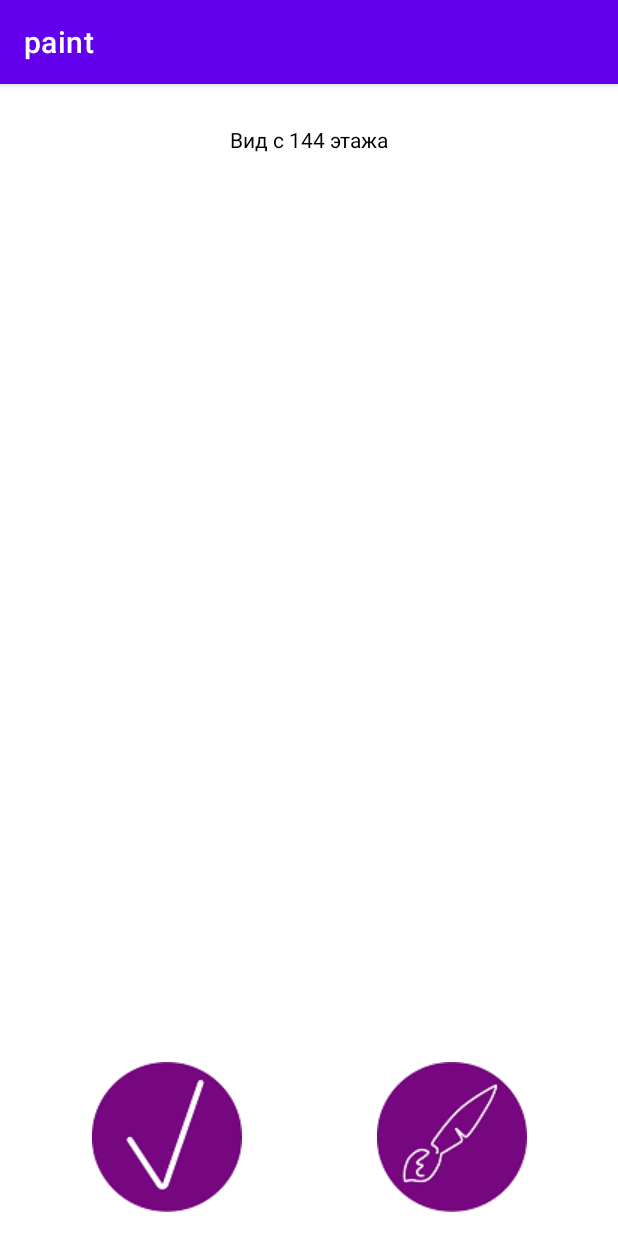
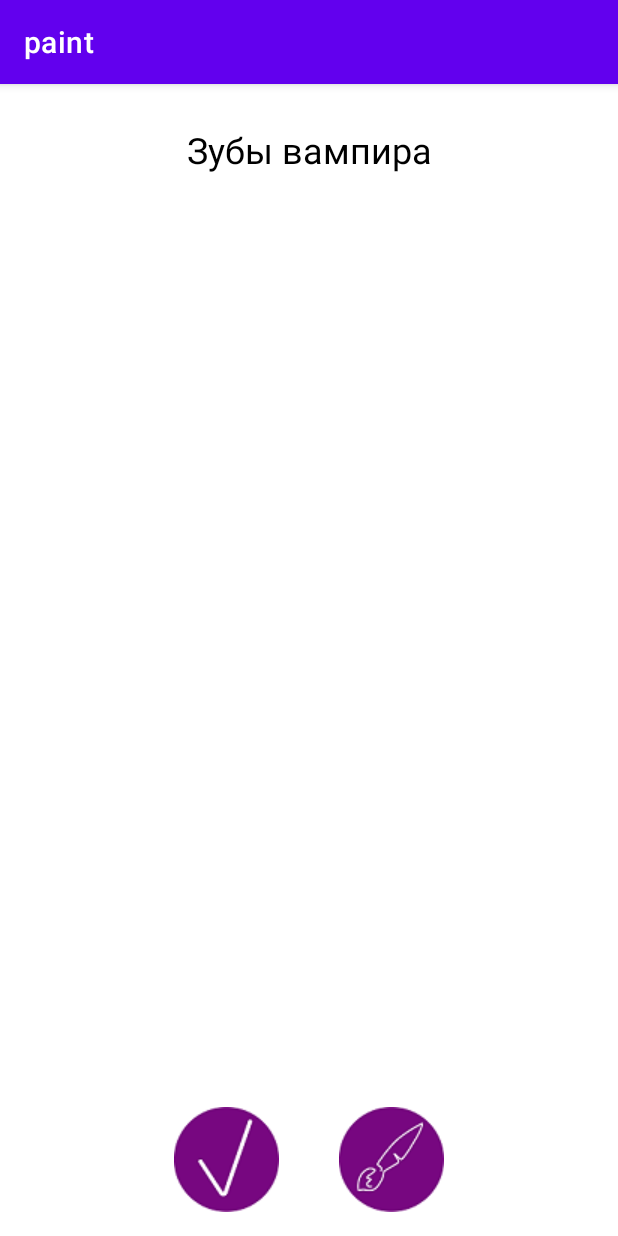
Before and after one commit to vnovokre/paint, an Android app: the screen it shows after launch (MainActivity), after a tap on "Вид с 144 этажа", on a phone screen of 412 x 824 dp. Run offline under Robolectric (Android 15) with nearby library versions, the phone set to English and light mode, and no system bars; libraries missing offline, so code that uses them is left out: petrov.kristiyan.colorpicker; 1 other tap on this screen came first.

Commit message:
size of buttons was changed. random choice of task changed to step by step choice

```diff
--- a/app/build.gradle
+++ b/app/build.gradle
@@ -42,5 +42,6 @@ dependencies {
     //implementation group: 'com.pes.materialcolorpicker', name: 'library', version: '1.2.2'
     //implementation 'petrov.kristiyan:colorpicker-library:1.1.10'
     implementation files('C:\\Users\\vnovokre\\Downloads\\colorpicker-library-1.1.10.aar')
+    implementation files('C:\\Users\\vnovokre\\Downloads\\colorpicker-library-1.1.10.aar')
 
 }
--- a/app/src/main/java/com/example/paint/MainActivity.java
+++ b/app/src/main/java/com/example/paint/MainActivity.java
@@ -4,9 +4,7 @@ import android.graphics.Bitmap;
 import android.os.Bundle;
 import android.os.Environment;
 import android.view.View;
-import android.widget.Button;
 import android.widget.ImageButton;
-import android.widget.ImageView;
 import android.widget.SeekBar;
 import android.widget.TextView;
 
@@ -14,7 +12,6 @@ import androidx.appcompat.app.AppCompatActivity;
 
 import java.util.ArrayList;
 import java.util.Date;
-import java.util.List;
 import java.util.Random;
 
 import petrov.kristiyan.colorpicker.ColorPicker;
@@ -24,7 +21,9 @@ public class MainActivity extends AppCompatActivity implements View.OnClickListe
     private TextView taskText;
     private ImageButton saveButton;
     private DrawingView drawingView;
+    ArrayList<String> tasks = new ArrayList<>();
     ArrayList<String> colors = new ArrayList<>();
+    int i = 1;
 
     @Override protected void onCreate(Bundle savedInstanceState) {
         super.onCreate(savedInstanceState);
@@ -47,6 +46,11 @@ public class MainActivity extends AppCompatActivity implements View.OnClickListe
         colors.add("#008080");
         colors.add("#0000FF");
         colors.add("#000080");
+        tasks.add("Подземный кит выпругнул из-под земли");
+        tasks.add("Вид с 144 этажа");
+        tasks.add("Зубы вампира");
+        tasks.add("Деньги пришельцев");
+        tasks.add("Ключ от всех дверей");
     }
 
     private void setListeners() {
@@ -62,7 +66,8 @@ public class MainActivity extends AppCompatActivity implements View.OnClickListe
         chooseColor = findViewById(R.id.chooseColor);
     }
 
-    @Override public void onClick(View view) {
+    @Override
+    public void onClick(View view) {
         switch (view.getId()) {
             case R.id.save_button:
                 drawingView.saveImage(Environment.getExternalStorageDirectory().toString(), "pic_" + new Date(),
@@ -70,7 +75,12 @@ public class MainActivity extends AppCompatActivity implements View.OnClickListe
                 drawingView.clear();
                 break;
             case R.id.taskText:
-                taskText.setText(getRandomTask());
+                taskText.setText(tasks.get(i));
+                if (i < tasks.size() - 1) {
+                    i++;
+                } else {
+                    i = 0;
+                }
                 break;
             case R.id.chooseColor:
                 final ColorPicker colorPicker = new ColorPicker(MainActivity.this);
@@ -103,16 +113,4 @@ public class MainActivity extends AppCompatActivity implements View.OnClickListe
     @Override public void onStopTrackingTouch(SeekBar seekBar) {
         //Intentionally Empty
     }
-
-    public String getRandomTask(){
-        Random rand = new Random();
-        List<String> tasks = new ArrayList<>();
-        tasks.add("Подземный кит выпругнул из-под земли");
-        tasks.add("Вид с 144 этажа");
-        tasks.add("Зубы вампира");
-        tasks.add("Деньги пришельцев");
-        tasks.add("Ключ от всех дверей");
-        return tasks.get(rand.nextInt(5));
-    }
-
 }
--- a/app/src/main/res/layout/activity_main.xml
+++ b/app/src/main/res/layout/activity_main.xml
@@ -10,7 +10,7 @@
   <com.example.paint.DrawingView
       android:id="@+id/scratch_pad"
       android:layout_width="wrap_content"
-      android:layout_height="605dp"
+      android:layout_height="630dp"
       android:layout_marginBottom="0dp" />
 
   <LinearLayout
@@ -21,9 +21,10 @@
     <TextView
         android:id="@+id/taskText"
         android:layout_width="match_parent"
-        android:layout_height="42dp"
+        android:layout_height="56dp"
         android:gravity="center"
         android:text="Подземный кит выпругнул из-под земли"
+        android:textSize="24dp"
         android:textColor="#000000" />
 
   </LinearLayout>
@@ -47,6 +48,7 @@
         android:layout_height="wrap_content"
         android:layout_weight="1"
         android:background="@android:color/transparent"
+        android:paddingLeft="80dp"
         app:srcCompat="@drawable/save_button" />
 
     <ImageButton
@@ -55,6 +57,7 @@
         android:layout_height="wrap_content"
         android:layout_weight="1"
         android:background="@android:color/transparent"
+        android:paddingRight="80dp"
         app:srcCompat="@drawable/pen" />
 
   </LinearLayout>
```
Also changed, not shown: app/src/main/res/drawable/pen.png, app/src/main/res/drawable/save_button.png.
